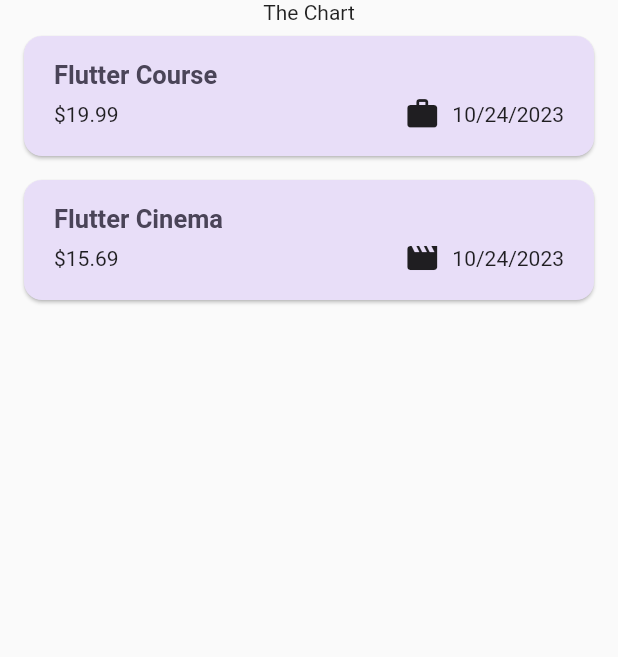
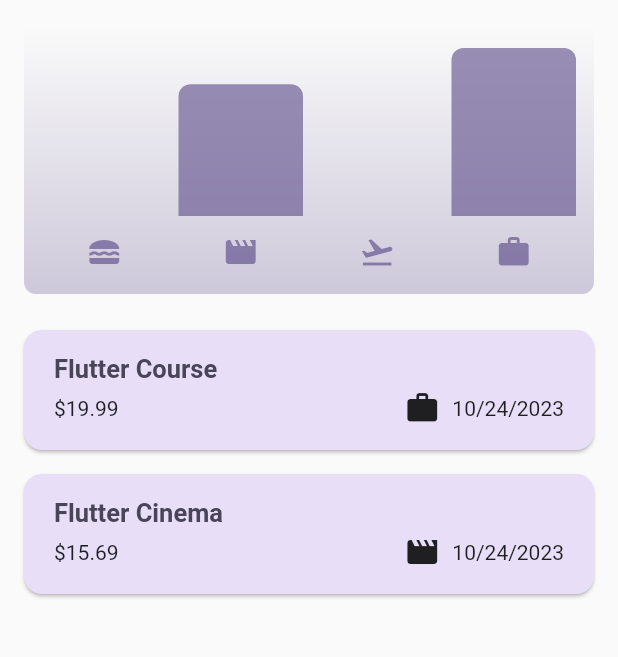
Before and after one commit to timothybaraka/Expense-Tracker, a Flutter app: the screen it shows after launch, on a phone screen of 412 x 824 dp, the part 84-741 px from its top. Run offline on Flutter 3.47's test engine with Material 2 defaults, Android fonts, the phone set to English and light mode, and no system bars.

Commit message:
Make the app responsive

```diff
--- a/lib/models/expense.dart
+++ b/lib/models/expense.dart
@@ -8,7 +8,7 @@ const uuid = Uuid();
 
 enum Category { food, travel, leisure, work }
 
-const CategoryIcons = {
+const categoryIcons = {
   Category.food: Icons.lunch_dining,
   Category.travel: Icons.flight_takeoff,
   Category.leisure: Icons.movie,
--- a/lib/widgets/expenses.dart
+++ b/lib/widgets/expenses.dart
@@ -1,3 +1,4 @@
+import 'package:expense_tracker/widgets/chart/chart.dart';
 import 'package:expense_tracker/widgets/expenses_list/expenses_list.dart';
 import 'package:expense_tracker/widgets/new_expense.dart';
 import 'package:flutter/material.dart';
@@ -28,6 +29,7 @@ class _ExpensesState extends State<Expenses> {
 
   void _openAddExpenseOverlay() {
     showModalBottomSheet(
+      useSafeArea: true ,
         isScrollControlled: true,
         context: context,
         builder: (ctx) => NewExpense(onAddExpense: _addExpense));
@@ -61,6 +63,7 @@ class _ExpensesState extends State<Expenses> {
 
   @override
   Widget build(BuildContext context) {
+    final width = MediaQuery.of(context).size.width;
     Widget mainContent = const Center(
       child: Text('No Expense found'),
     );
@@ -82,14 +85,20 @@ class _ExpensesState extends State<Expenses> {
             )
           ],
         ),
-      body: Column(
+        body: width < 600
+            ? Column(
                 children: [
                   //Toolbar withe add widget
 
-          const Text('The Chart'),
+                  Chart(expenses: _registeredExpenses),
                   Expanded(child: mainContent)
                 ],
-      ),
-    );
+              )
+            : Row(
+                children: [
+                  Expanded (child: Chart(expenses: _registeredExpenses)),
+                  Expanded(child: mainContent)
+                ],
+              ));
   }
 }
--- a/lib/widgets/expenses_list/expense_item.dart
+++ b/lib/widgets/expenses_list/expense_item.dart
@@ -28,7 +28,7 @@ class ExpenseItem extends StatelessWidget {
                   const Spacer(), //gets all the space between widgets
                   Row(
                     children: [
-                      Icon(CategoryIcons[expense.category]),
+                      Icon(categoryIcons[expense.category]),
                       const SizedBox(width: 8),
                       Text(expense.formattedDate)
                     ],
```
Also changed, not shown: lib/main.dart (+4 -4 lines), lib/widgets/new_expense.dart (+10 -3 lines). Lines whose indentation alone changed are shown as unchanged.
